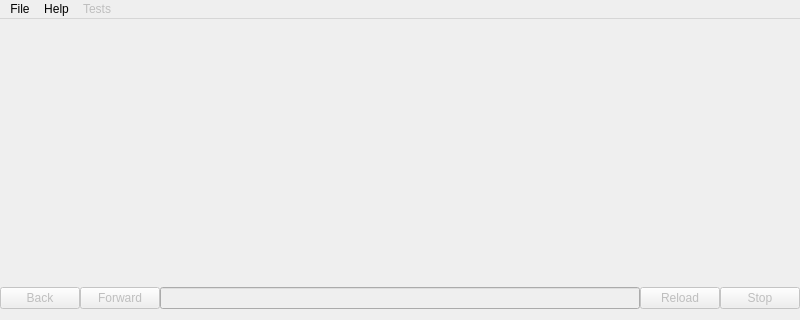
Before: the Qt Designer form qcef3_1650/mainwindow.ui in joinAero/qtcefclient, drawn with Qt 5; both pictures show x 0 to 800 and y 0 to 320 of the 800 by 600 pixel window.
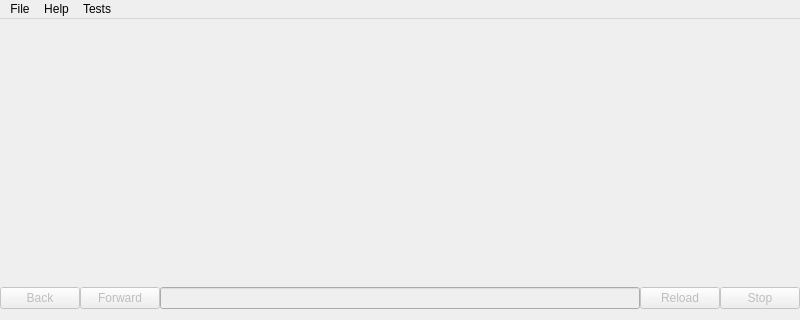
After: the same form once the commit is applied.

The edit to the form file:
```diff
--- a/qcef3_1650/mainwindow.ui
+++ b/qcef3_1650/mainwindow.ui
@@ -92,7 +92,7 @@
      <x>0</x>
      <y>0</y>
      <width>800</width>
-     <height>19</height>
+     <height>23</height>
     </rect>
    </property>
    <widget class="QMenu" name="menuFile">
@@ -109,7 +109,7 @@
    </widget>
    <widget class="QMenu" name="menuTests">
     <property name="enabled">
-     <bool>false</bool>
+     <bool>true</bool>
     </property>
     <property name="title">
      <string>Tests</string>
```
